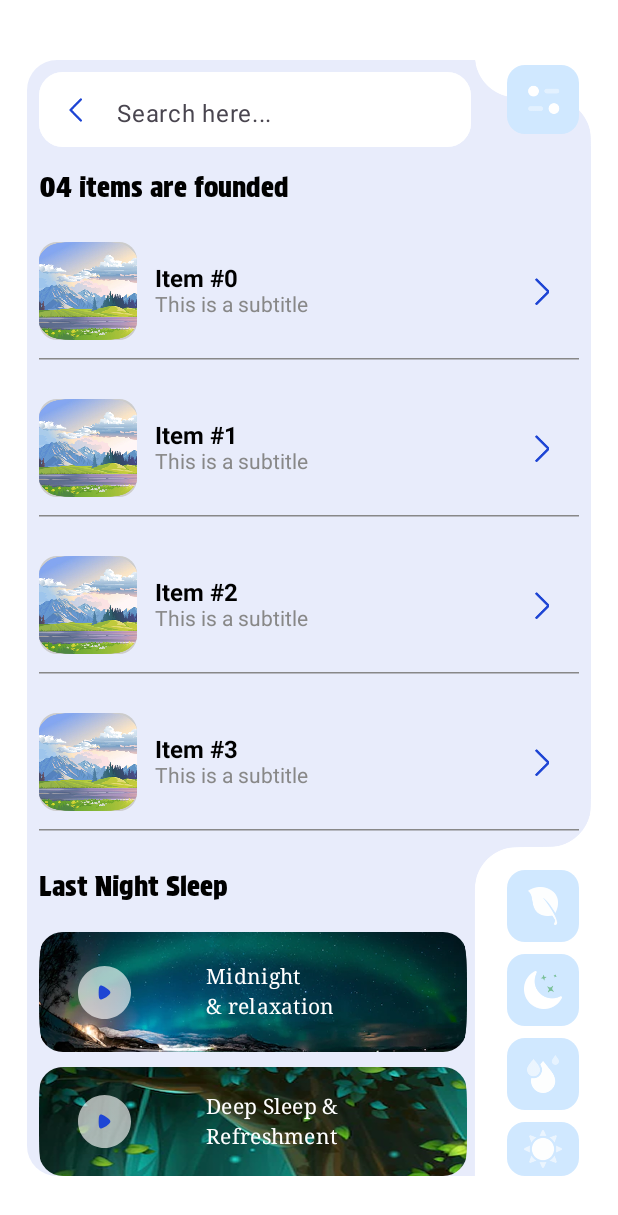
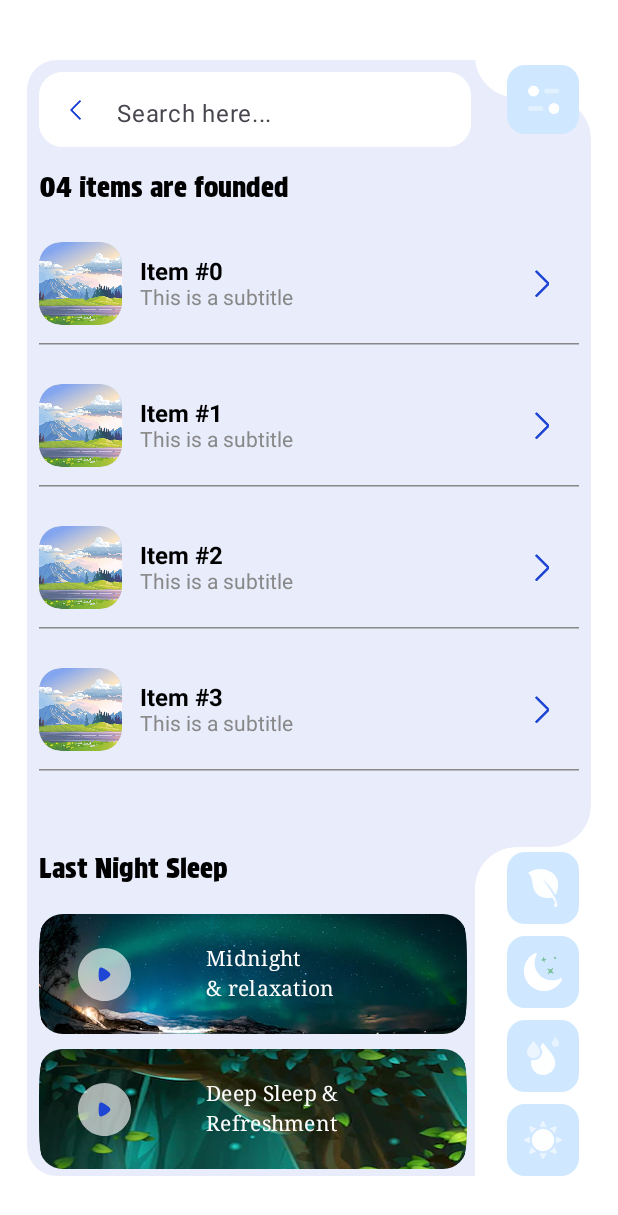
Before and after one commit to Harsh-45saini/Zenpath, an Android app built with Jetpack Compose: the @Preview function SearchScreenPreview, on a phone screen of 412 x 824 dp. Shown: the top 1215 px of the screen. Run offline under Robolectric (Android 15) with nearby library versions, the phone set to English and light mode, and no system bars.

```diff
--- a/app/build.gradle.kts
+++ b/app/build.gradle.kts
@@ -87,7 +87,7 @@ dependencies {
     implementation(libs.lottie.compose)
     implementation(libs.androidx.appcompat.v161)
     implementation(libs.androidx.foundation) // or the latest
-    implementation("io.coil-kt:coil-compose:2.5.0")
+    implementation(libs.coil.compose)
     implementation(libs.litert.support.api)
 
     testImplementation(libs.junit)
--- a/app/src/main/java/com/example/zenpath/data/api/ApiInterface.kt
+++ b/app/src/main/java/com/example/zenpath/data/api/ApiInterface.kt
@@ -24,6 +24,8 @@ interface ApiInterface {
     @GET("/api/dashboard")
     fun getDashboardData(@Header("Authorization") token: String): Call<DashboardResponse>
 
+    // Public endpoint — no Authorization header needed
+
     @GET("/api/categories")
     fun getAllCategories(@Header("Authorization") token: String): Call<CategoriesResponse>
 
--- a/app/src/main/java/com/example/zenpath/ui/search/SearchScreen.kt
+++ b/app/src/main/java/com/example/zenpath/ui/search/SearchScreen.kt
@@ -83,7 +83,7 @@ fun SearchScreen(navController: NavController) {
                             leadingIcon = {
                                 Icon(
                                     painter = painterResource(id = R.drawable.leftarrow),
-                                    modifier = Modifier.size(24.dp),
+                                    modifier = Modifier.size(20.dp),
                                     contentDescription = "Search Icon",
                                     tint = colorResource(id = R.color.blue)
                                 )
@@ -136,7 +136,7 @@ fun SearchScreen(navController: NavController) {
 
                 CustomVerticalList()
 
-                Spacer(modifier = Modifier.height(26.dp))
+                Spacer(modifier = Modifier.weight(1f))
 
                 CustomRow(navController)
 
@@ -169,8 +169,8 @@ fun ListItem(title: String, subtitle: String) {
         // 1. Image inside a Box
         Box(
             modifier = Modifier
-                .size(65.dp)
-                .clip(RoundedCornerShape(12.dp)) // Clip the whole Box
+                .size(55.dp)
+                .clip(RoundedCornerShape(15.dp))
                 .background(Color.LightGray),
             contentAlignment = Alignment.Center
         ) {
```
Also changed, not shown: app/src/main/java/com/example/zenpath/ui/categories/AllCategoriesScreen.kt (+10 -13 lines), app/src/main/java/com/example/zenpath/ui/home/HomeScreen.kt (+44 -1 lines), app/src/main/java/com/example/zenpath/ui/navigation/AppNavHost.kt (+14 -1 lines), app/src/main/java/com/example/zenpath/ui/viewmodel/CategoriesViewModel.kt (+3 -11 lines).
